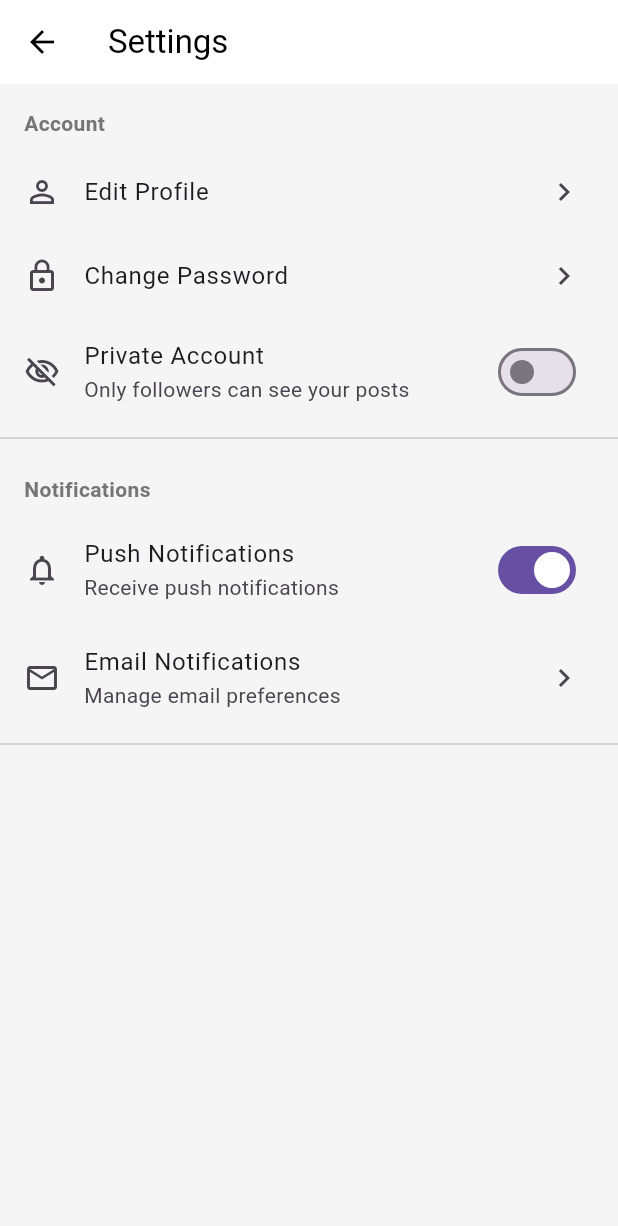
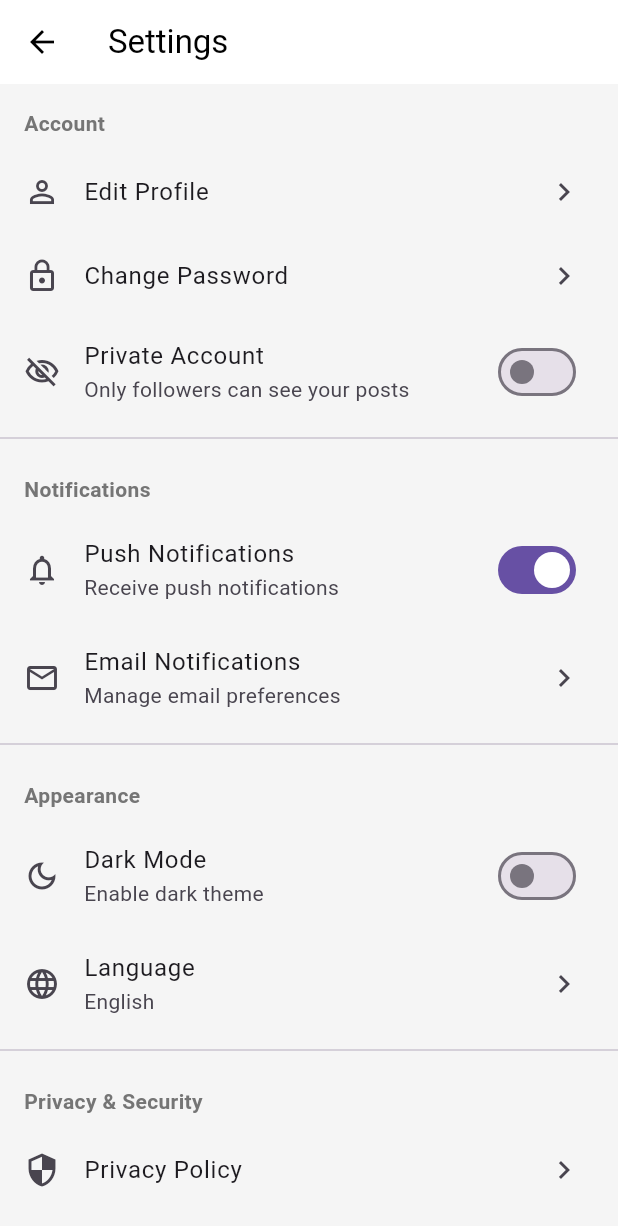
Before and after one commit to aduoke33/2025_LTTBDD_N05_Nhom_4, a Flutter app: the SettingsScreen screen opened by its route, on a phone screen of 412 x 824 dp. Shown: the top 1226 px of the screen. Run offline on Flutter 3.47's test engine with Material 3 defaults, Android fonts, the phone set to English and light mode, and no system bars.

Commit message:
add appearance and privacy sections

```diff
--- a/lib/screens/settings_screen.dart
+++ b/lib/screens/settings_screen.dart
@@ -9,12 +9,15 @@ class SettingsScreen extends StatefulWidget {
 
 class _SettingsScreenState extends State<SettingsScreen> {
   bool _notificationsEnabled = true;
+  bool _darkModeEnabled = false;
   bool _privateAccount = false;
 
   @override
   Widget build(BuildContext context) {
     return Scaffold(
-      appBar: AppBar(title: const Text('Settings')),
+      appBar: AppBar(
+        title: const Text('Settings'),
+      ),
       body: ListView(
         children: [
           // Account Section
@@ -74,6 +77,57 @@ class _SettingsScreenState extends State<SettingsScreen> {
             },
           ),
           const Divider(),
+
+          // Appearance Section
+          _buildSectionHeader('Appearance'),
+          SwitchListTile(
+            secondary: const Icon(Icons.dark_mode_outlined),
+            title: const Text('Dark Mode'),
+            subtitle: const Text('Enable dark theme'),
+            value: _darkModeEnabled,
+            onChanged: (value) {
+              setState(() {
+                _darkModeEnabled = value;
+              });
+              ScaffoldMessenger.of(context).showSnackBar(
+                SnackBar(
+                  content: Text(
+                    'Dark mode ${value ? "enabled" : "disabled"} (UI not implemented yet)',
+                  ),
+                ),
+              );
+            },
+          ),
+          _buildListTile(
+            icon: Icons.language_outlined,
+            title: 'Language',
+            subtitle: 'English',
+            onTap: () {
+              ScaffoldMessenger.of(context).showSnackBar(
+                const SnackBar(content: Text('Language settings coming soon')),
+              );
+            },
+          ),
+          const Divider(),
+
+          // Privacy & Security Section
+          _buildSectionHeader('Privacy & Security'),
+          _buildListTile(
+            icon: Icons.security_outlined,
+            title: 'Privacy Policy',
+            onTap: () {},
+          ),
+          _buildListTile(
+            icon: Icons.description_outlined,
+            title: 'Terms of Service',
+            onTap: () {},
+          ),
+          _buildListTile(
+            icon: Icons.block_outlined,
+            title: 'Blocked Users',
+            onTap: () {},
+          ),
+          const Divider(),
         ],
       ),
     );
```
